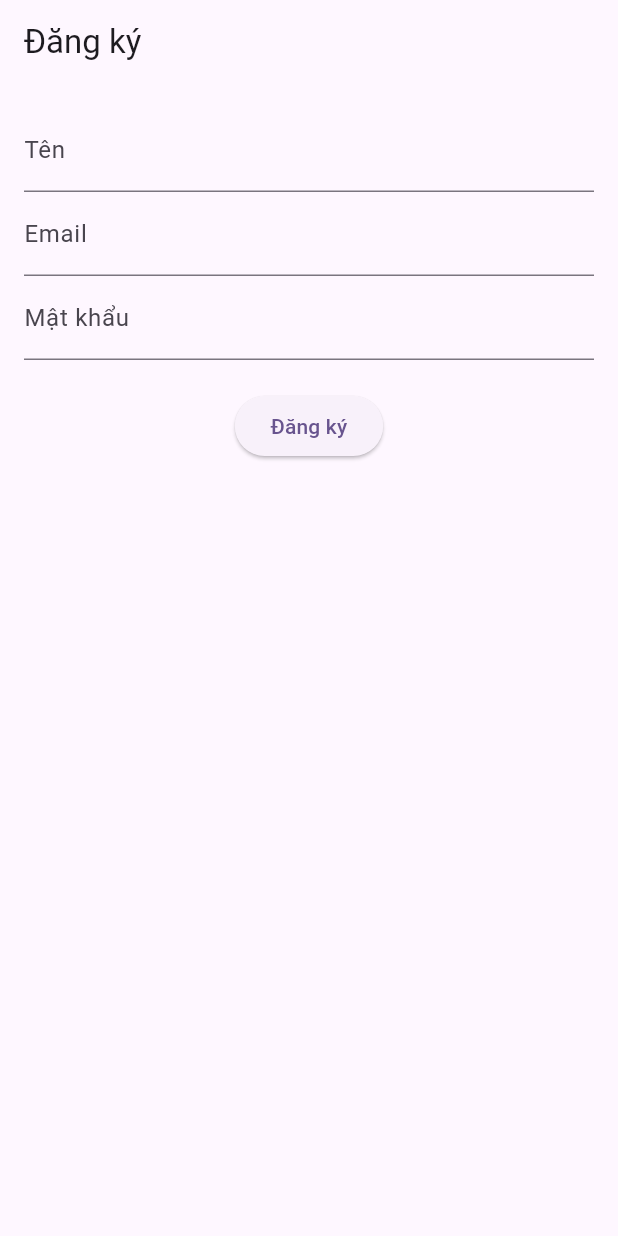
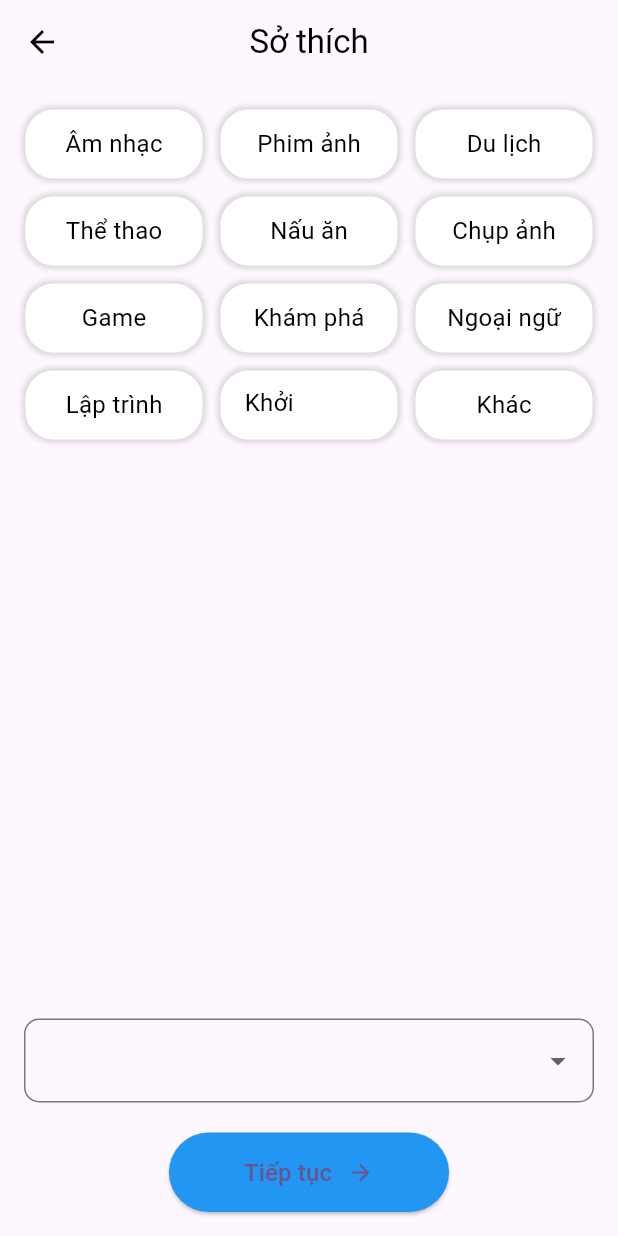
Before and after one commit to TruongTuanDev/learn_connect, a Flutter app: the screen it shows after launch, on a phone screen of 412 x 824 dp. Run offline on Flutter 3.47's test engine with Material 3 defaults, Android fonts, the phone set to English and light mode, and no system bars; our stand-ins replace dio, firebase_core, flutter_riverpod; accounts and stored records are empty.

Commit message:
userIterestScreen

```diff
--- a/lib/main.dart
+++ b/lib/main.dart
@@ -1,5 +1,7 @@
 import 'package:flutter/material.dart';
 import 'package:firebase_core/firebase_core.dart';
+import 'package:learn_connect/presentation/screens/home/UserInfoScreen.dart';
+import 'package:learn_connect/presentation/screens/home/UserInterestsScreen.dart';
 import 'firebase_options.dart';
 import 'package:flutter_riverpod/flutter_riverpod.dart';
 import 'package:learn_connect/presentation/screens/signup/view/sign_up.dart';
@@ -41,7 +43,7 @@ class MyApp extends StatelessWidget {
         // tested with just a hot reload.
         colorScheme: ColorScheme.fromSeed(seedColor: Colors.deepPurple),
       ),
-      home: SignUpScreen(),
+      home:UserInterestsScreen(),
     );
   }
 }
--- /dev/null
+++ b/lib/presentation/screens/home/UserInterestsScreen.dart
@@ -0,0 +1,134 @@
+import 'package:flutter/material.dart';
+
+void main() {
+  runApp(MyApp());
+}
+
+class MyApp extends StatelessWidget {
+  @override
+  Widget build(BuildContext context) {
+    return MaterialApp(
+      debugShowCheckedModeBanner: false,
+      home: UserInterestsScreen(),
+    );
+  }
+}
+
+class UserInterestsScreen extends StatefulWidget {
+  @override
+  _UserInterestsScreenState createState() => _UserInterestsScreenState();
+}
+
+class _UserInterestsScreenState extends State<UserInterestsScreen> {
+  List<String> interests = [
+    'Âm nhạc', 'Phim ảnh', 'Du lịch', 'Thể thao', 'Nấu ăn', 'Chụp ảnh',
+    'Game', 'Khám phá', 'Ngoại ngữ', 'Lập trình', 'Khởi nghiệp', 'Khác'
+  ];
+
+  Set<String> selectedInterests = {};
+
+  @override
+  Widget build(BuildContext context) {
+    return Scaffold(
+      appBar: AppBar(
+        backgroundColor: Colors.transparent,
+        elevation: 0,
+        leading: IconButton(
+          icon: Icon(Icons.arrow_back, color: Colors.black),
+          onPressed: () {},
+        ),
+        title: Text('Sở thích', style: TextStyle(color: Colors.black)),
+        centerTitle: true,
+      ),
+      body: Padding(
+        padding: EdgeInsets.all(16.0),
+        child: Column(
+          crossAxisAlignment: CrossAxisAlignment.center,
+          children: [
+            Expanded(
+              child: GridView.builder(
+                gridDelegate: SliverGridDelegateWithFixedCrossAxisCount(
+                  crossAxisCount: 3,
+                  crossAxisSpacing: 10,
+                  mainAxisSpacing: 10,
+                  childAspectRatio: 2.5,
+                ),
+                itemCount: interests.length,
+                itemBuilder: (context, index) {
+                  return buildInterestChip(interests[index]);
+                },
+              ),
+            ),
+            SizedBox(height: 20),
+            DropdownButtonFormField<String>(
+              decoration: InputDecoration(
+                border: OutlineInputBorder(borderRadius: BorderRadius.circular(10)),
+              ),
+              items: ['Tùy chọn thêm'].map((String value) {
+                return DropdownMenuItem<String>(
+                  value: value,
+                  child: Text(value),
+                );
+              }).toList(),
+              onChanged: (newValue) {},
+              hint: Text(''),
+            ),
+            SizedBox(height: 20),
+            ElevatedButton(
+              style: ElevatedButton.styleFrom(
+                backgroundColor: Colors.blue,
+                padding: EdgeInsets.symmetric(horizontal: 50, vertical: 15),
+                shape: RoundedRectangleBorder(
+                  borderRadius: BorderRadius.circular(30),
+                ),
+              ),
+              onPressed: () {},
+              child: Row(
+                mainAxisSize: MainAxisSize.min,
+                children: [
+                  Text('Tiếp tục', style: TextStyle(fontSize: 16)),
+                  SizedBox(width: 10),
+                  Icon(Icons.arrow_forward),
+                ],
+              ),
+            ),
+          ],
+        ),
+      ),
+    );
+  }
+
+  Widget buildInterestChip(String label) {
+    bool isSelected = selectedInterests.contains(label);
+    return GestureDetector(
+      onTap: () {
+        setState(() {
+          isSelected ? selectedInterests.remove(label) : selectedInterests.add(label);
+        });
+      },
+      child: Container(
+        alignment: Alignment.center,
+        padding: EdgeInsets.symmetric(horizontal: 16, vertical: 10),
+        decoration: BoxDecoration(
+          color: isSelected ? Colors.blue : Colors.white,
+          border: Border.all(color: Colors.grey.shade300),
+          borderRadius: BorderRadius.circular(20),
+          boxShadow: [
+            BoxShadow(
+              color: Colors.black12,
+              blurRadius: 2,
+              spreadRadius: 1,
+            ),
+          ],
+        ),
+        child: Text(
+          label,
+          style: TextStyle(
+            color: isSelected ? Colors.white : Colors.black,
+            fontSize: 16,
+          ),
+        ),
+      ),
+    );
+  }
+}
```
Also changed, not shown: lib/presentation/screens/home/UserInfoScreen.dart (added, +129 -0 lines).
